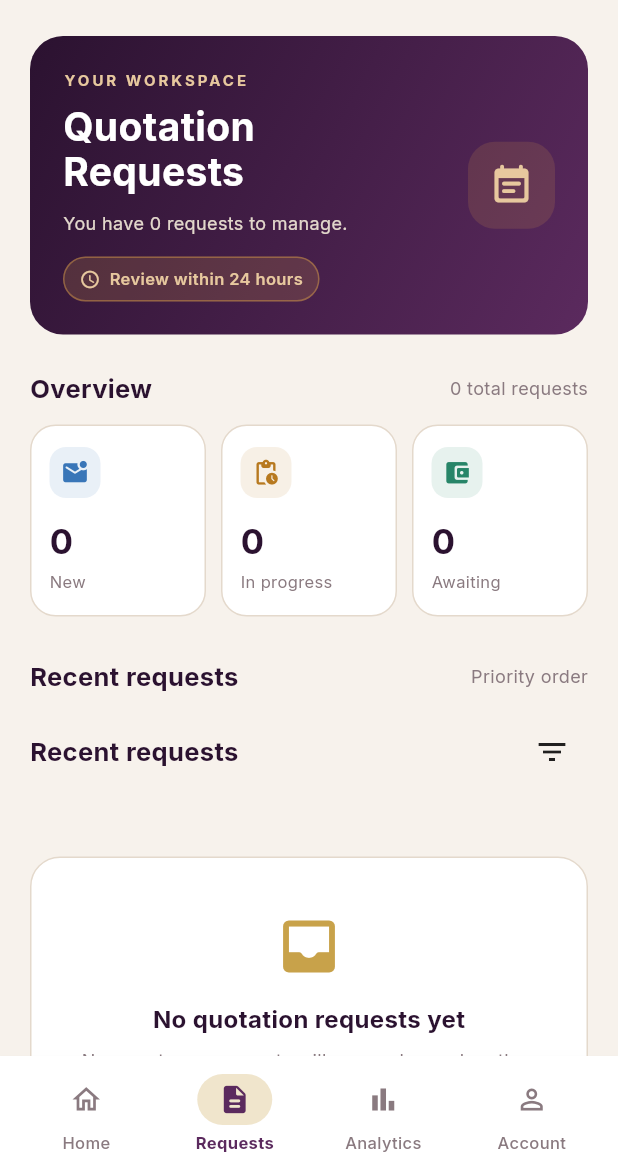
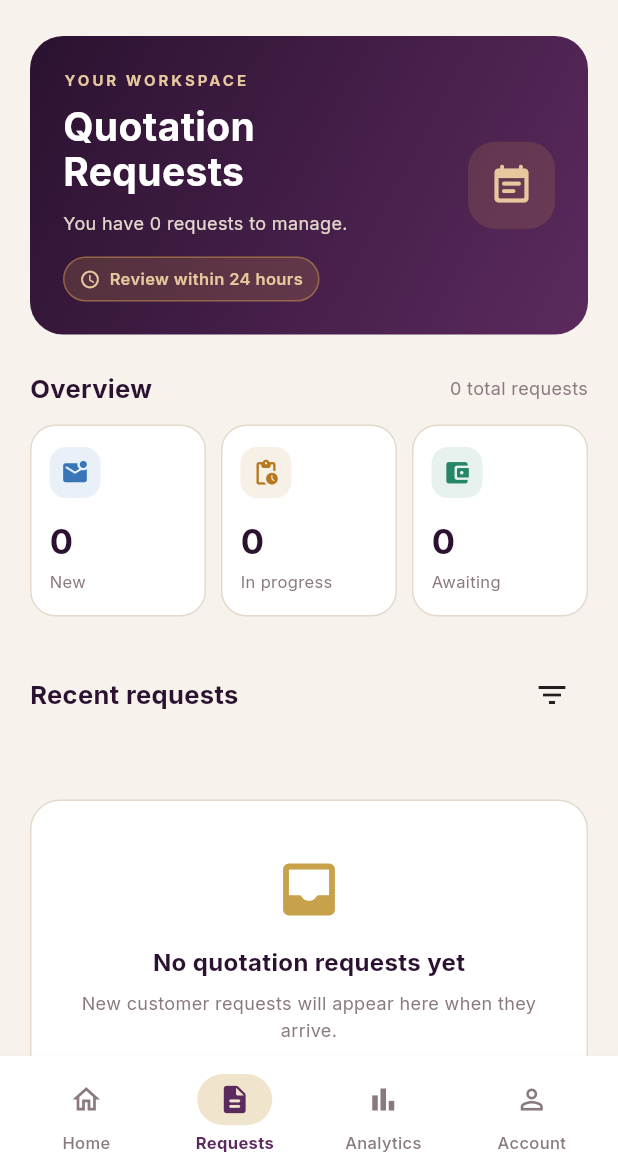
Before and after one commit to Michael-23-bloem/ITC327W, a Flutter app: the QuotationListView screen opened by its route, on a phone screen of 412 x 824 dp, the part 66-1236 px from its top. Run offline on Flutter 3.47's test engine with Material 3 defaults, Android fonts, the light colour scheme and no system bars; our stand-ins replace go_router, google_fonts, image_picker, supabase_flutter, table_calendar; accounts and stored records are empty.

Commit message:
refined quotation requests list view

```diff
--- a/FLUTTER_APPLICATION/admin_flutter_application/lib/views/quotation_list_view.dart
+++ b/FLUTTER_APPLICATION/admin_flutter_application/lib/views/quotation_list_view.dart
@@ -256,7 +256,7 @@ class _QuotationListViewState extends State<QuotationListView> {
 
                   const SizedBox(height: 28),
 
-                  Row(
+                 /* Row(
                     children: [
                       _sectionTitle('Recent requests'),
                       const Spacer(),
@@ -266,7 +266,7 @@ class _QuotationListViewState extends State<QuotationListView> {
                       ),
                     ],
                   ),
-                  const SizedBox(height: 14),
+                  const SizedBox(height: 14),*/
 
                   Row(
                     mainAxisAlignment: MainAxisAlignment.spaceBetween,
```
